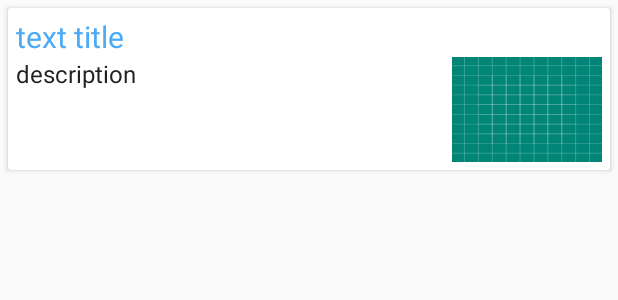
After one commit to sharuandy/AndyMvp, an Android app: the layout item_recycler.xml on its own in the app's theme, with its tools: preview values and no code run, on a phone screen of 412 x 824 dp. The commit adds this screen. Shown: the top 300 px of the screen. Run offline under Robolectric (Android 15) with nearby library versions, the phone set to English and light mode, and no system bars.

Commit message:
added recyclerview witht the adapter

```diff
--- a/app/build.gradle
+++ b/app/build.gradle
@@ -15,6 +15,10 @@ android {
             minifyEnabled false
             proguardFiles getDefaultProguardFile('proguard-android.txt'), 'proguard-rules.pro'
         }
+    }
+
+    testOptions {
+        unitTests.returnDefaultValues = true
     }
 }
 
--- /dev/null
+++ b/app/src/main/res/layout/item_recycler.xml
@@ -0,0 +1,56 @@
+<?xml version="1.0" encoding="utf-8"?>
+<RelativeLayout xmlns:android="http://schemas.android.com/apk/res/android"
+    xmlns:card_view="http://schemas.android.com/apk/res-auto"
+    android:layout_width="match_parent"
+    android:layout_height="wrap_content">
+
+    <android.support.v7.widget.CardView
+        android:layout_width="match_parent"
+        android:layout_height="wrap_content"
+        android:layout_margin="5dp"
+        card_view:cardCornerRadius="@dimen/cardview_default_radius"
+        card_view:cardElevation="@dimen/cardview_default_elevation">
+
+        <RelativeLayout
+            android:layout_width="match_parent"
+            android:layout_height="wrap_content"
+            android:padding="5dp">
+
+            <TextView
+                android:id="@+id/tv_title"
+                android:layout_width="match_parent"
+                android:layout_height="wrap_content"
+                android:text="text title"
+                android:textColor="@color/titleColor"
+                android:textSize="@dimen/text_large" />
+
+            <RelativeLayout
+                android:layout_width="match_parent"
+                android:layout_height="wrap_content"
+                android:layout_below="@id/tv_title">
+
+                <TextView
+                    android:id="@+id/tv_description"
+                    android:layout_width="match_parent"
+                    android:layout_height="wrap_content"
+                    android:layout_toStartOf="@+id/iv_reference"
+                    android:layout_toLeftOf="@id/iv_reference"
+                    android:text="description"
+                    android:textColor="@color/textColorPrimary"
+                    android:textSize="@dimen/text_medium" />
+
+                <ImageView
+                    android:id="@+id/iv_reference"
+                    android:layout_width="@dimen/image_width"
+                    android:layout_height="@dimen/image_height"
+                    android:layout_alignParentEnd="true"
+                    android:layout_alignParentRight="true"
+                    android:scaleType="fitXY"
+                    android:src="@drawable/ic_launcher_background" />
+
+            </RelativeLayout>
+
+
+        </RelativeLayout>
+    </android.support.v7.widget.CardView>
+</RelativeLayout>
--- a/app/src/main/res/values/colors.xml
+++ b/app/src/main/res/values/colors.xml
@@ -3,4 +3,10 @@
     <color name="colorPrimary">#008577</color>
     <color name="colorPrimaryDark">#00574B</color>
     <color name="colorAccent">#D81B60</color>
+
+    <color name="titleColor">#4dabf5</color>
+    <color name="textColorPrimary">#212121</color>
+    <color name="textColorSecondary">#757575</color>
+
+    <color name="window_background">#dee3e7</color>
 </resources>
```
Also changed, not shown: app/src/main/java/com/andy/andymvp/RvListAdapter.java (added, +59 -0 lines), app/src/main/java/com/andy/andymvp/data/ResponseData.java (added, +58 -0 lines), app/src/main/java/com/andy/andymvp/data/RowsData.java (added, +68 -0 lines), app/src/main/java/com/andy/andymvp/fragment/RecyclerFragment.java (+40 -1 lines).
